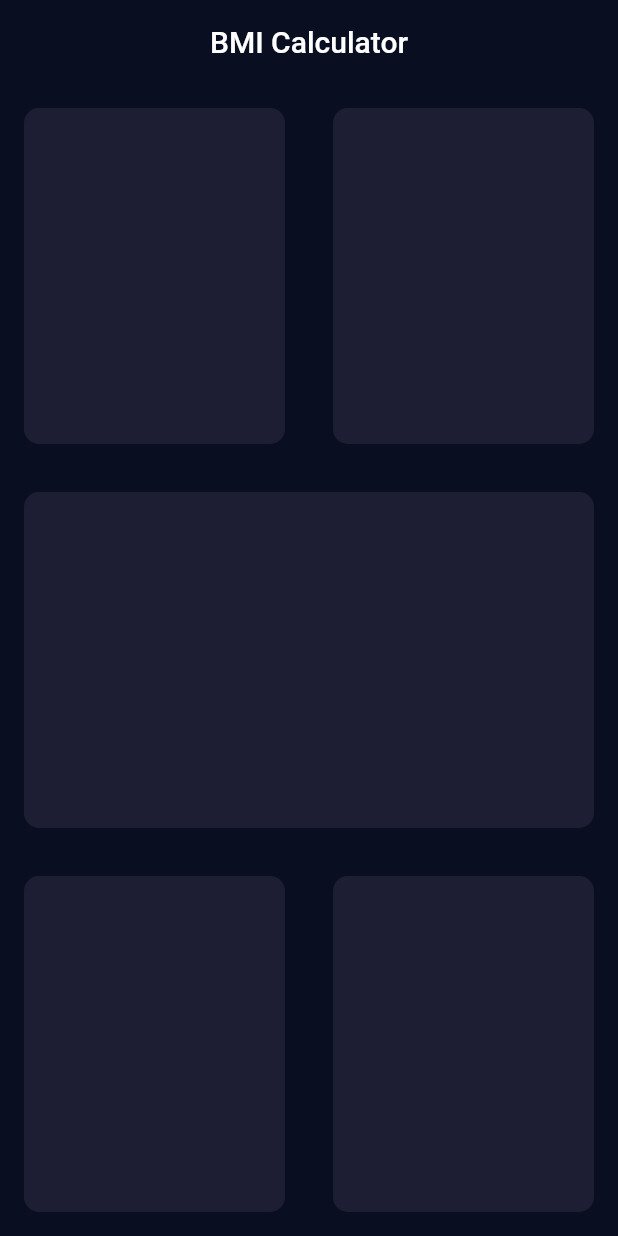
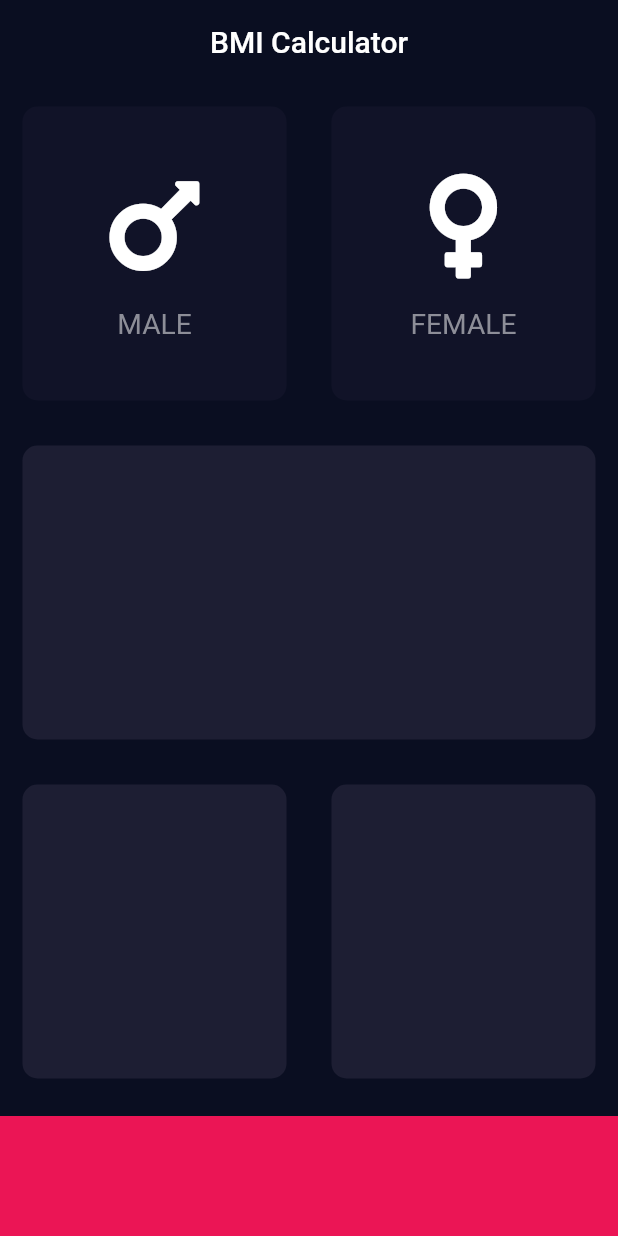
Before and after one commit to liposo/Flutter-Bootcamp, a Flutter app: the screen it shows after launch, on a phone screen of 412 x 824 dp. Run offline on Flutter 3.47's test engine with Material 2 defaults, Android fonts, the light colour scheme and no system bars; our stand-ins replace audioplayers, font_awesome_flutter.

Commit message:
refactor custom widgets

```diff
--- a/bmi_calculator/lib/theme.dart
+++ b/bmi_calculator/lib/theme.dart
@@ -1,8 +1,11 @@
 import 'package:flutter/material.dart';
 
 class CustomTheme {
-  static Color main = Color(0xFF0A0E21);
-  static Color cardBackground = Color(0xFF1D1E33);
+  static const Color main = Color(0xFF0A0E21);
+  static const Color activeCardBackground = Color(0xFF1D1E33);
+  static const Color inactiveCardBackground = Color(0xFF111328);
+  static const Color bottomContainer = Color(0xFFEB1555);
+  static const Color textColor = Color(0xFF8D8E98);
 
   static ThemeData getTheme() {
     return ThemeData.dark().copyWith(
@@ -10,4 +13,12 @@ class CustomTheme {
       scaffoldBackgroundColor: main,
     );
   }
+
+  static AppBar getAppBar() {
+    return AppBar(
+      title: Text("BMI Calculator"),
+      elevation: 0.0,
+      centerTitle: true,
+    );
+  }
 }
--- a/bmi_calculator/lib/widgets/custom_card.dart
+++ b/bmi_calculator/lib/widgets/custom_card.dart
@@ -1,17 +1,22 @@
 import 'package:flutter/material.dart';
 
+const borderRadius = 10.0;
+const margin = 15.0;
+
 class CustomCard extends StatelessWidget {
-  CustomCard({@required this.color});
+  CustomCard({@required this.color, this.child});
 
   final Color color;
+  final Widget child;
 
   @override
   Widget build(BuildContext context) {
     return Container(
-      margin: EdgeInsets.all(16.0),
+      child: this.child,
+      margin: EdgeInsets.all(margin),
       decoration: BoxDecoration(
-        color: color,
-        borderRadius: BorderRadius.circular(10.0),
+        color: this.color,
+        borderRadius: BorderRadius.circular(borderRadius),
       ),
     );
   }
--- /dev/null
+++ b/bmi_calculator/lib/widgets/icon_text.dart
@@ -0,0 +1,38 @@
+import 'package:flutter/material.dart';
+
+import '../theme.dart';
+
+const textStyle = TextStyle(
+  fontSize: 18.8,
+  color: CustomTheme.textColor,
+);
+
+const iconSize = 80.0;
+const sizedBoxHeight = 15.0;
+
+class IconText extends StatelessWidget {
+  IconText({@required this.text, @required this.icon});
+
+  final IconData icon;
+  final String text;
+
+  @override
+  Widget build(BuildContext context) {
+    return Column(
+      mainAxisAlignment: MainAxisAlignment.center,
+      children: [
+        Icon(
+          this.icon,
+          size: iconSize,
+        ),
+        SizedBox(
+          height: sizedBoxHeight,
+        ),
+        Text(
+          this.text,
+          style: textStyle,
+        ),
+      ],
+    );
+  }
+}
--- a/bmi_calculator/lib/widgets/input_page.dart
+++ b/bmi_calculator/lib/widgets/input_page.dart
@@ -1,7 +1,11 @@
 import 'package:flutter/material.dart';
+import 'package:font_awesome_flutter/font_awesome_flutter.dart';
 
 import '../theme.dart';
 import 'custom_card.dart';
+import 'icon_text.dart';
+
+const bottomContainerHeight = 80.0;
 
 class InputPage extends StatefulWidget {
   @override
@@ -12,24 +16,33 @@ class _InputPageState extends State<InputPage> {
   @override
   Widget build(BuildContext context) {
     return Scaffold(
-      appBar: AppBar(
-        elevation: 0.0,
-        title: Text("BMI Calculator"),
-        centerTitle: true,
-      ),
+      appBar: CustomTheme.getAppBar(),
       body: Column(
         children: [
           Expanded(
             child: Row(
               children: [
                 Expanded(
-                  child: CustomCard(
-                    color: CustomTheme.cardBackground,
+                  child: GestureDetector(
+                    onTap: () {
+                      print("!");
+                    },
+                    child: CustomCard(
+                      child: IconText(
+                        text: "MALE",
+                        icon: FontAwesomeIcons.mars,
+                      ),
+                      color: CustomTheme.inactiveCardBackground,
+                    ),
                   ),
                 ),
                 Expanded(
                   child: CustomCard(
-                    color: CustomTheme.cardBackground,
+                    child: IconText(
+                      text: "FEMALE",
+                      icon: FontAwesomeIcons.venus,
+                    ),
+                    color: CustomTheme.inactiveCardBackground,
                   ),
                 )
               ],
@@ -37,7 +50,7 @@ class _InputPageState extends State<InputPage> {
           ),
           Expanded(
             child: CustomCard(
-              color: CustomTheme.cardBackground,
+              color: CustomTheme.activeCardBackground,
             ),
           ),
           Expanded(
@@ -45,16 +58,24 @@ class _InputPageState extends State<InputPage> {
               children: [
                 Expanded(
                   child: CustomCard(
-                    color: CustomTheme.cardBackground,
+                    color: CustomTheme.activeCardBackground,
                   ),
                 ),
                 Expanded(
                   child: CustomCard(
-                    color: CustomTheme.cardBackground,
+                    color: CustomTheme.activeCardBackground,
                   ),
                 )
               ],
             ),
+          ),
+          Container(
+            color: CustomTheme.bottomContainer,
+            margin: EdgeInsets.only(
+              top: 10.0,
+            ),
+            width: double.infinity,
+            height: bottomContainerHeight,
           ),
         ],
       ),
--- a/bmi_calculator/pubspec.yaml
+++ b/bmi_calculator/pubspec.yaml
@@ -11,6 +11,7 @@ dependencies:
     sdk: flutter
 
   cupertino_icons: ^0.1.3
+  font_awesome_flutter: ^8.8.1
 
 dev_dependencies:
   flutter_test:
```
Also changed, not shown: bmi_calculator/pubspec.lock.
